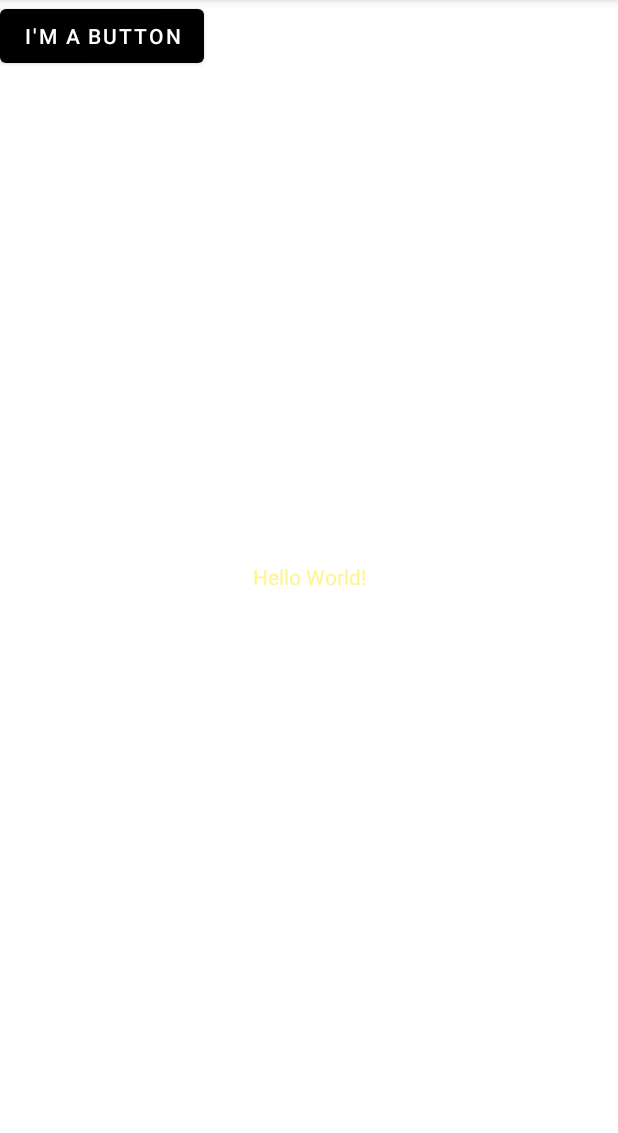
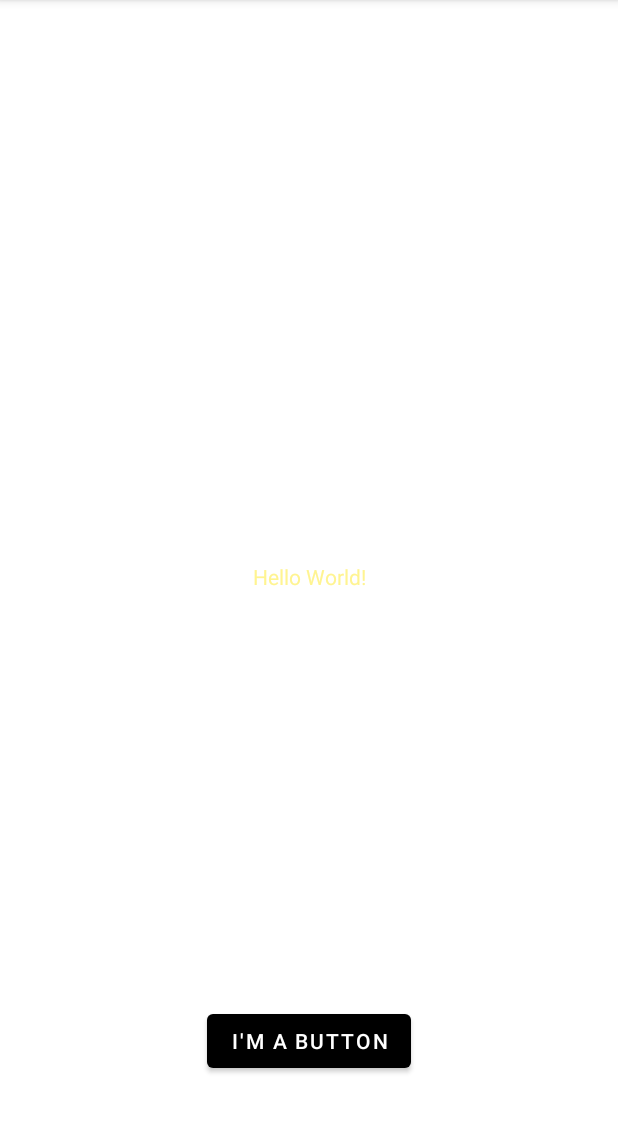
Before and after one commit to Will-Rakita/Williams-Andriod-Labs, an Android app: the screen it shows after launch (MainActivity), on a phone screen of 412 x 824 dp, the part 84-1217 px from its top. Run offline under Robolectric (Android 15) with nearby library versions, the phone set to English and light mode, and no system bars.

Commit message:
Initial Commit

```diff
--- a/app/src/main/res/layout/activity_main.xml
+++ b/app/src/main/res/layout/activity_main.xml
@@ -14,10 +14,15 @@
         app:layout_constraintLeft_toLeftOf="parent"
         app:layout_constraintRight_toRightOf="parent"
         app:layout_constraintTop_toTopOf="parent" />
+
     <Button
         android:layout_width="wrap_content"
         android:layout_height="wrap_content"
+        android:layout_marginBottom="50dp"
         android:text="@string/button_message"
-    />
+        app:layout_constraintBottom_toBottomOf="parent"
+        app:layout_constraintEnd_toEndOf="parent"
+        app:layout_constraintHorizontal_bias="0.5"
+        app:layout_constraintStart_toStartOf="parent" />
 
 </androidx.constraintlayout.widget.ConstraintLayout>
```
